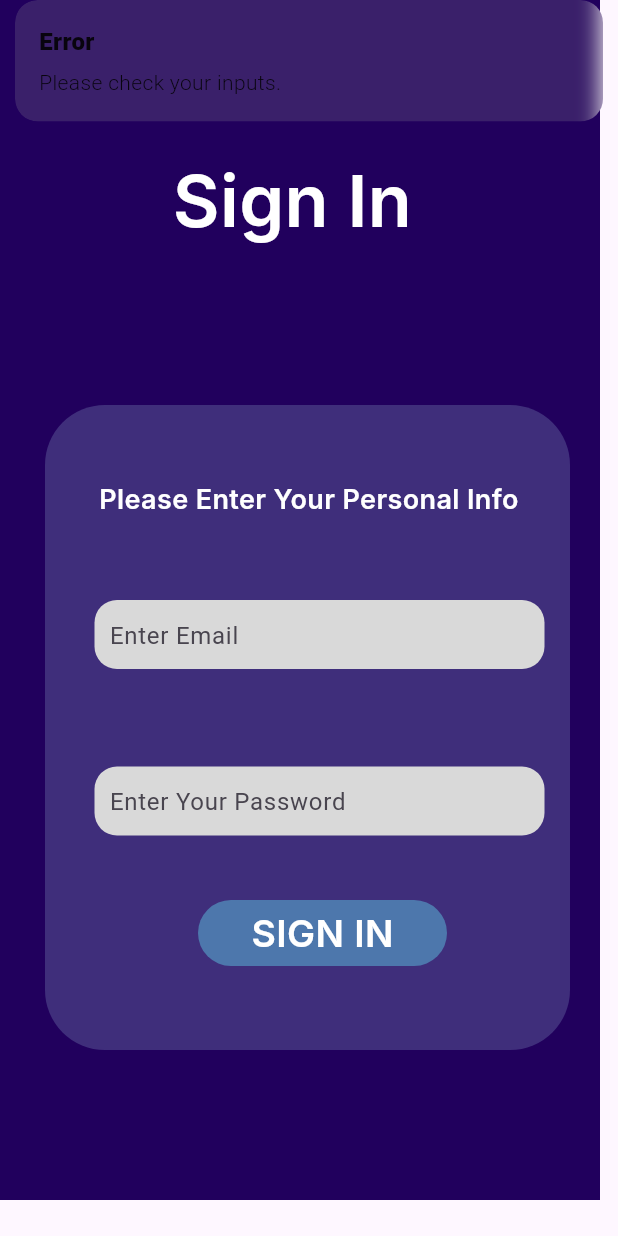
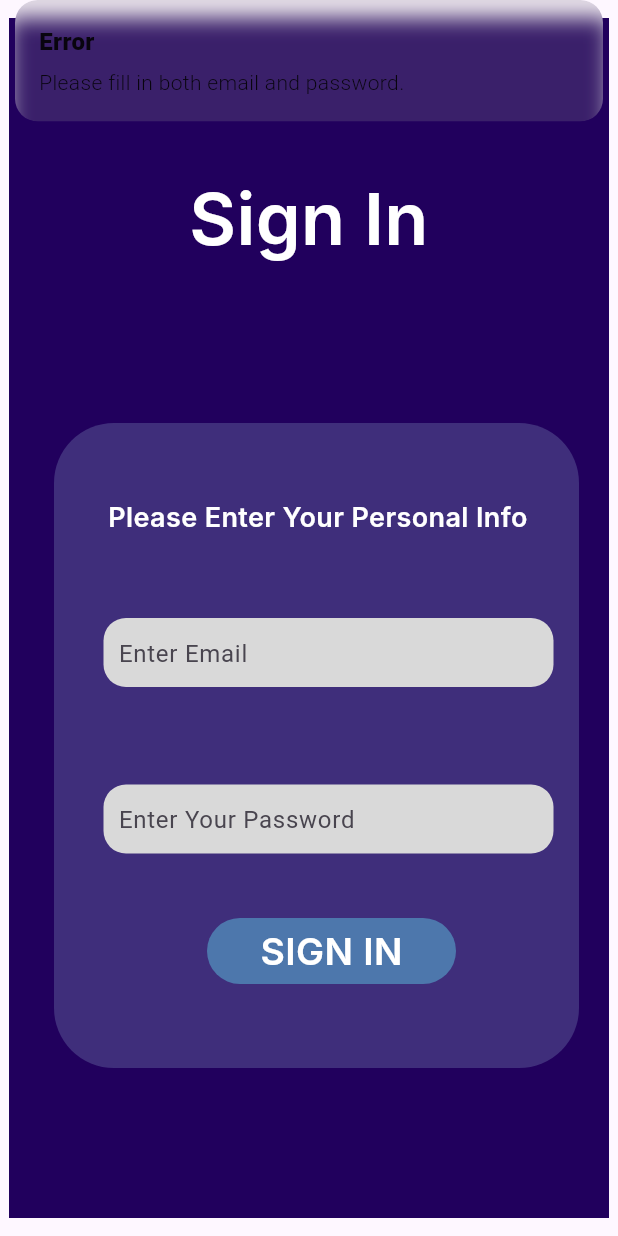
Before and after one commit to Andung-blog/Mobile-Assigment4, a Flutter app: the LoginView screen opened by its route, after a tap on "SIGN IN", on a phone screen of 412 x 824 dp. Run offline on Flutter 3.47's test engine with Material 3 defaults, Android fonts, the phone set to English and light mode, and no system bars; our stand-ins replace get; Roboto replaces fonts that are missing (Inter).

Commit message:
Update Assesment 4 part 1

```diff
--- /dev/null
+++ b/lib/app/modules/admin/bindings/admin_binding.dart
@@ -0,0 +1,10 @@
+// Binding
+import 'package:get/get.dart';
+import 'package:myapp/app/modules/admin/controllers/admin_controller.dart';
+
+class AdminDashboardBinding extends Bindings {
+  @override
+  void dependencies() {
+    Get.lazyPut<AdminDashboardController>(() => AdminDashboardController());
+  }
+}
--- a/lib/app/modules/detail_unsur/hidrogen/views/hidrogen_view.dart
+++ b/lib/app/modules/detail_unsur/hidrogen/views/hidrogen_view.dart
@@ -154,7 +154,7 @@ class HidrogenPage extends StatelessWidget {
                             alignment: Alignment.center,
                             children: [
                               Text(
-                                'He', // Text in the center
+                                'Hi', // Text in the center
                                 style: TextStyle(
                                   fontSize: 24, // Font size
                                   fontWeight: FontWeight.bold, // Text weight
--- a/lib/app/modules/login/controllers/login_controller.dart
+++ b/lib/app/modules/login/controllers/login_controller.dart
@@ -1,20 +1,40 @@
 import 'package:get/get.dart';
+import 'package:myapp/app/modules/admin/bindings/admin_binding.dart';
+import 'package:myapp/app/modules/admin/views/admin_view.dart';
+import 'package:myapp/app/modules/home/bindings/home_binding.dart';
+import 'package:myapp/app/modules/home/views/home_view.dart';
 
 class LoginController extends GetxController {
   var email = ''.obs;
   var password = ''.obs;
+  var role = ''.obs;
 
-   bool validateForm() {
-    if (email.isEmpty && password.isEmpty) {
-      return false; // Example validation logic
+  // Validation logic for inputs
+  bool validateForm() {
+    if (email.isEmpty || password.isEmpty) {
+      return false;
     }
     return true;
   }
+
   // Function to handle login logic
   void signIn() {
-    // Perform your login logic here (e.g., validate inputs, call API)
-    if (email.isNotEmpty && password.isNotEmpty) {
-      Get.snackbar("Success", "You are successfully Sign In!");// If credentials are valid, navigate to HomePage
+    if (validateForm()) {
+      // Set role dynamically based on email (for example purposes)
+      if (email.value == "admin@gmail.com") {
+        role.value = "admin";
+      } else {
+        role.value = "client";
+      }
+
+      // Perform navigation based on role
+      if (role.value == "admin") {
+        Get.snackbar("Success", "Welcome Admin!");
+        Get.to(() => const AdminDashboardView(), binding: AdminDashboardBinding()); // Navigate to Admin Dashboard
+      } else {
+        Get.snackbar("Success", "Welcome Client!");
+        Get.to(() => const HomeView(), binding: HomeBinding()); // Navigate to Client Home
+      }
     } else {
       Get.snackbar("Error", "Please fill in both email and password.");
     }
--- a/lib/app/modules/login/views/login_view.dart
+++ b/lib/app/modules/login/views/login_view.dart
@@ -1,9 +1,6 @@
 import 'package:flutter/material.dart';
 import 'package:get/get.dart';
-import 'package:myapp/app/modules/home/bindings/home_binding.dart';
-import 'package:myapp/app/modules/home/views/home_view.dart';
 import 'package:myapp/app/modules/login/controllers/login_controller.dart';
-
 
 class LoginView extends StatelessWidget {
   const LoginView({super.key});
@@ -13,25 +10,24 @@ class LoginView extends StatelessWidget {
     final LoginController controller = Get.put(LoginController());
 
     return Scaffold(
-      body: SingleChildScrollView(
-          scrollDirection: Axis.horizontal,
+      body: Center(
         child: SingleChildScrollView(
           child: Column(
+            mainAxisAlignment: MainAxisAlignment.center,
             children: [
               Container(
                 width: 400,
                 height: 800,
-              clipBehavior: Clip.antiAlias,
-              decoration: const BoxDecoration(color: Color(0xFF21005D)),
+                decoration: const BoxDecoration(
+                  color: Color(0xFF21005D),
+                ),
                 child: Stack(
                   children: [
+                    // Title
                     const Positioned(
                       left: 0,
-                    right: 10,
+                      right: 0,
                       top: 99,
-                    child: SizedBox(
-                      width: 439,
-                      height: 99,
                       child: Text(
                         'Sign In',
                         textAlign: TextAlign.center,
@@ -43,27 +39,27 @@ class LoginView extends StatelessWidget {
                         ),
                       ),
                     ),
-                  ),
+
+                    // Background for form
                     Positioned(
                       left: 30,
                       top: 270,
                       child: Container(
                         width: 350,
                         height: 430,
-                      decoration: ShapeDecoration(
+                        decoration: BoxDecoration(
                           color: const Color(0xFF3F2E7B),
-                        shape: RoundedRectangleBorder(
                           borderRadius: BorderRadius.circular(40),
                         ),
                       ),
                     ),
-                  ),
+
+                    // Subtitle
                     const Positioned(
                       left: 50,
                       top: 320,
                       child: SizedBox(
                         width: 312,
-                      height: 59,
                         child: Text(
                           'Please Enter Your Personal Info',
                           textAlign: TextAlign.center,
@@ -76,83 +72,46 @@ class LoginView extends StatelessWidget {
                         ),
                       ),
                     ),
-                  // Text field for Email
+
+                    // Email Field
                     Positioned(
                       left: 63,
                       top: 400,
-                    child: Container(
-                      width: 300,
-                      height: 46,
-                      decoration: ShapeDecoration(
-                        color: const Color(0xFFD9D9D9),
-                        shape: RoundedRectangleBorder(
-                          borderRadius: BorderRadius.circular(15),
+                      child: InputField(
+                        hintText: 'Enter Email',
+                        onChanged: (value) => controller.email.value = value,
                       ),
                     ),
-                      child: TextField(
-                        onChanged: (value) {
-                          controller.email.value = value;
-                        },
-                        decoration: const InputDecoration(
-                          hintText: 'Enter Email',
-                          border: InputBorder.none,
-                          contentPadding: EdgeInsets.symmetric(horizontal: 10),
-                        ),
-                      ),
-                    ),
-                  ),
+
+                    // Password Field
                     Positioned(
                       left: 63,
                       top: 511,
-                    child: Container(
-                      width: 300,
-                      height: 46,
-                      decoration: ShapeDecoration(
-                        color: const Color(0xFFD9D9D9),
-                        shape: RoundedRectangleBorder(
-                          borderRadius: BorderRadius.circular(15),
+                      child: InputField(
+                        hintText: 'Enter Your Password',
+                        onChanged: (value) => controller.password.value = value,
+                        obscureText: true,
                       ),
                     ),
-                      child: TextField(
-                        onChanged: (value) {
-                          controller.password.value = value;
-                        },
-                        obscureText: true,
-                        decoration: const InputDecoration(
-                          hintText: 'Enter Your Password',
-                          border: InputBorder.none,
-                          contentPadding: EdgeInsets.symmetric(horizontal: 10),
-                        ),
-                      ),
-                    ),
-                  ),
+
+                    // Sign In Button
                     Positioned(
                       left: 132,
                       top: 600,
                       child: GestureDetector(
-                  onTap: () {
-                    // Validate the form and navigate to HomeView
-                    if (controller.validateForm()) {
-                      // Navigate to HomeView
-                      Get.to(() => const HomeView(), binding: HomeBinding());
-                    } else {
-                      Get.snackbar("Error", "Please check your inputs.");
-                    }
-                  },
+                        onTap: controller.signIn, // Memanggil fungsi `signIn`
                         child: Container(
                           width: 166,
                           height: 44,
-                    decoration: ShapeDecoration(
+                          decoration: BoxDecoration(
                             color: const Color(0xFF4D77AC),
-                      shape: RoundedRectangleBorder(
                             borderRadius: BorderRadius.circular(25),
-                      ),
                           ),
                           child: const Center(
                             child: Text(
                               'SIGN IN',
                               style: TextStyle(
-                          color: Color.fromARGB(255, 255, 255, 255),
+                                color: Colors.white,
                                 fontSize: 25,
                                 fontFamily: 'Inter',
                                 fontWeight: FontWeight.w600,
@@ -166,9 +125,43 @@ class LoginView extends StatelessWidget {
                 ),
               ),
             ],
-        )
-    )
-      )
+          ),
+        ),
+      ),
     );
   }
 }
+
+class InputField extends StatelessWidget {
+  final String hintText;
+  final bool obscureText;
+  final Function(String) onChanged;
+
+  const InputField({
+    required this.hintText,
+    required this.onChanged,
+    this.obscureText = false,
+    super.key,
+  });
+
+  @override
+  Widget build(BuildContext context) {
+    return Container(
+      width: 300,
+      height: 46,
+      decoration: BoxDecoration(
+        color: const Color(0xFFD9D9D9),
+        borderRadius: BorderRadius.circular(15),
+      ),
+      child: TextField(
+        onChanged: onChanged,
+        obscureText: obscureText,
+        decoration: InputDecoration(
+          hintText: hintText,
+          border: InputBorder.none,
+          contentPadding: const EdgeInsets.symmetric(horizontal: 10),
+        ),
+      ),
+    );
+  }
+}
--- a/lib/app/routes/app_routes.dart
+++ b/lib/app/routes/app_routes.dart
@@ -9,6 +9,7 @@ abstract class Routes {
   static const SETTING = _Paths.SETTING;
   static const SEARCHEXPLORE = _Paths.SEARCHEXPLORE;
   static const HIDROGEN = _Paths.HIDROGEN;
+  static const ADMIN = _Paths.ADMIN;
 }
 
 abstract class _Paths {
@@ -19,5 +20,6 @@ abstract class _Paths {
   static const SETTING = '/setting';
   static const SEARCHEXPLORE = '/search';
   static const HIDROGEN = '/hidrogen';
+  static const ADMIN = '/admin';
 
 }
--- a/pubspec.yaml
+++ b/pubspec.yaml
@@ -36,6 +36,7 @@ dependencies:
   # Use with the CupertinoIcons class for iOS style icons.
   cupertino_icons: ^1.0.8
   get: ^4.6.6
+  geolocator: ^13.0.2
 
 dev_dependencies:
   flutter_test:
```
Also changed, not shown: lib/app/modules/admin/controllers/admin_controller.dart (added, +25 -0 lines), lib/app/modules/admin/views/admin_view.dart (added, +132 -0 lines), lib/app/modules/register/controllers/register_controller.dart (+10 -2 lines), lib/app/modules/register/views/register_view.dart (+39 -14 lines), lib/app/modules/setting/views/settings_view.dart (+6 -6 lines), lib/app/routes/app_pages.dart (+7 -0 lines), pubspec.lock, 4 other files. Lines whose indentation alone changed are shown as unchanged.
